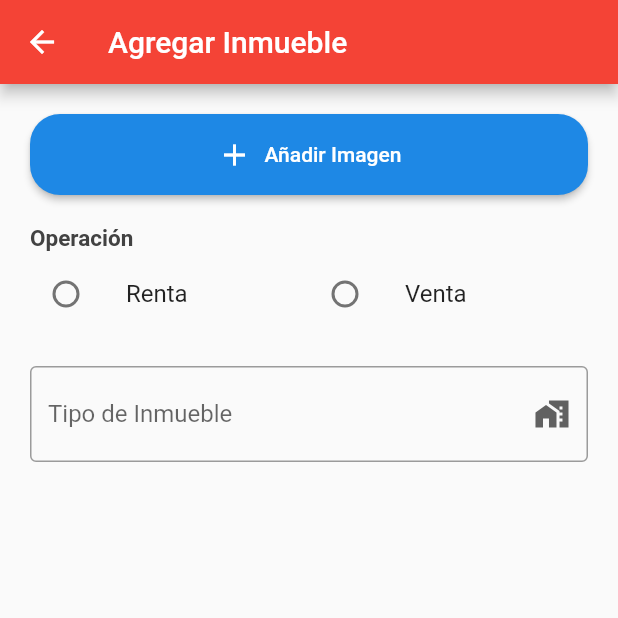
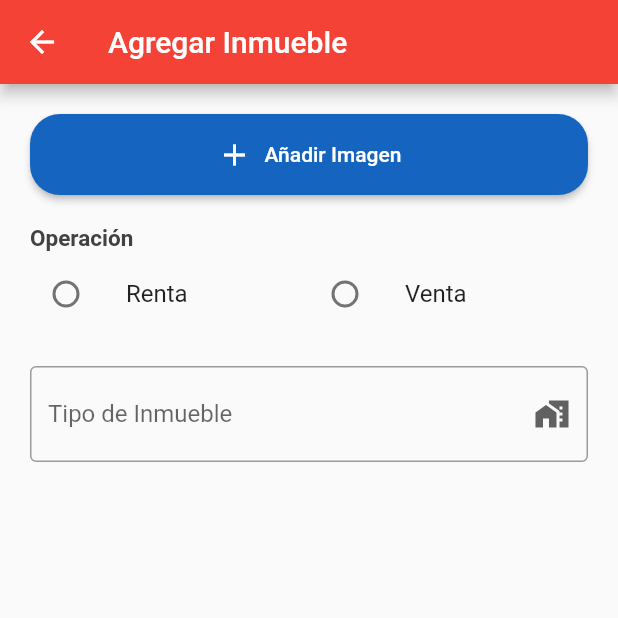
Before and after one commit to JosueDuran08z/homeshop, a Flutter app: the AgregarInmuebleWidget screen opened directly, on a phone screen of 412 x 824 dp, the top half of it. Run offline on Flutter 3.47's test engine with Material 2 defaults, Android fonts, the phone set to English and light mode, and no system bars; our stand-ins replace date_field, flutter_image_slideshow, image_picker, shared_preferences, table_calendar; missing offline and left inert: flutter_launch; accounts and stored records are empty; network calls fail; statements that could not run were skipped.

Commit message:
Se cambio el tono del color azul

```diff
--- a/lib/widgets/misInmuebles/agregarInmuebleWidget.dart
+++ b/lib/widgets/misInmuebles/agregarInmuebleWidget.dart
@@ -159,7 +159,7 @@ class _AgregarInmuebleWidgetState extends State<AgregarInmuebleWidget> {
 
           if (response.statusCode == 201) {
             Navigator.pop(context);
-            _mostrarSnackbar(responseData["mensaje"], Colors.blue[600]);
+            _mostrarSnackbar(responseData["mensaje"], Colors.blue[800]);
           } else {
             _mostrarSnackbar(responseData["mensaje"], Colors.red[900]);
           }
@@ -245,7 +245,7 @@ class _AgregarInmuebleWidgetState extends State<AgregarInmuebleWidget> {
                           ElevatedButton(
                             onPressed: _editarImagen,
                             style: ElevatedButton.styleFrom(
-                              primary: Colors.blue[600],
+                              primary: Colors.blue[800],
                               padding: const EdgeInsets.only(
                                 left: 10,
                                 top: 5,
@@ -290,7 +290,7 @@ class _AgregarInmuebleWidgetState extends State<AgregarInmuebleWidget> {
                         icon: const Icon(Icons.add),
                         label: const Text("Añadir Imagen"),
                         style: ElevatedButton.styleFrom(
-                          primary: Colors.blue[600],
+                          primary: Colors.blue[800],
                           padding: const EdgeInsets.only(
                             left: 20,
                             top: 15,
```
